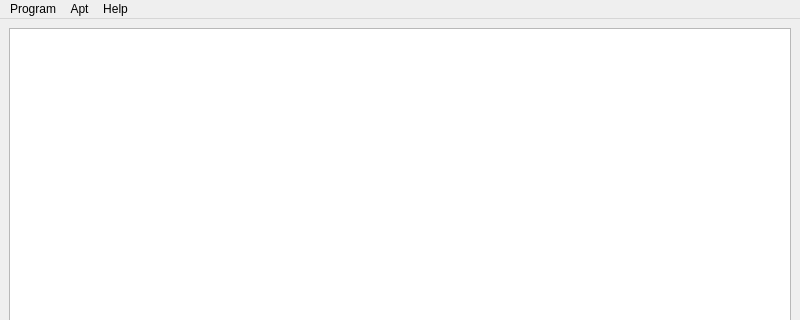
Before: the Qt Designer form mainwindow.ui in GXDE-OS/gxde-kernel-manager, drawn with Qt 5; both pictures show x 0 to 800 and y 0 to 320 of the 800 by 600 pixel window.
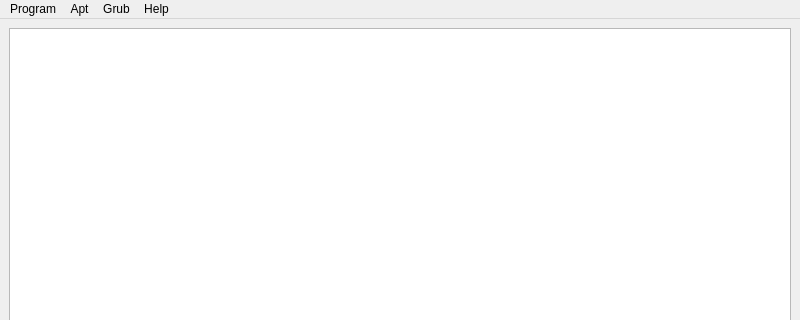
After: the same form once the commit is applied. Icons and pictures are not drawn.

The edit to the form file:
```diff
--- a/mainwindow.ui
+++ b/mainwindow.ui
@@ -140,8 +140,15 @@
     <addaction name="separator"/>
     <addaction name="actionUpgrade"/>
    </widget>
+   <widget class="QMenu" name="menuGrub">
+    <property name="title">
+     <string>Grub</string>
+    </property>
+    <addaction name="actionUpdate_Grub"/>
+   </widget>
    <addaction name="menuProgram"/>
    <addaction name="menuApt"/>
+   <addaction name="menuGrub"/>
    <addaction name="menuHelp"/>
   </widget>
   <widget class="QStatusBar" name="statusbar"/>
```
Left out of the diff: 11 changed lines with no effect on the pictures.
